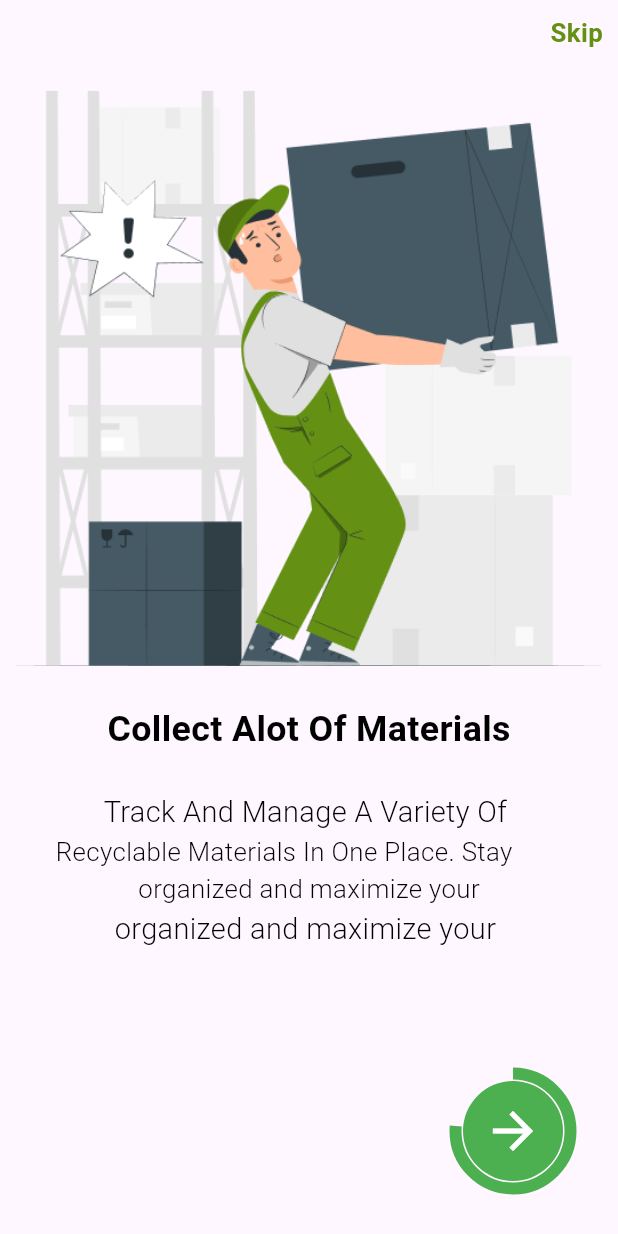
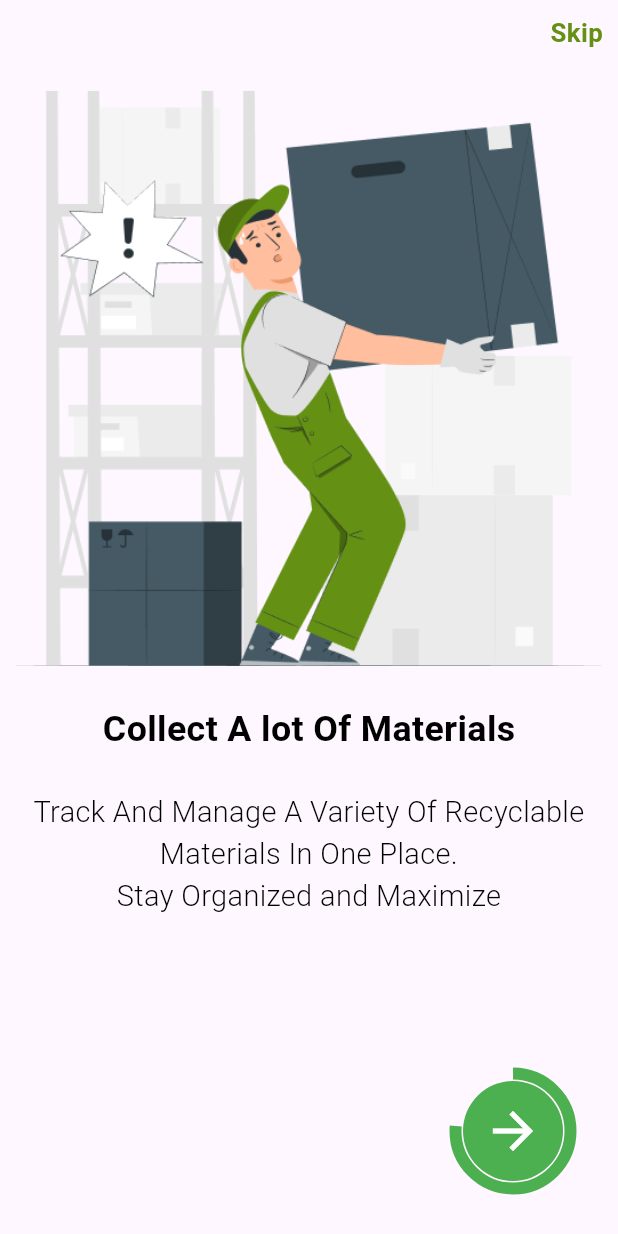
Before and after one commit to reem-walid-said/Recycle, a Flutter app: the OnBourding_3 screen opened by its route, on a phone screen of 412 x 824 dp. Run offline on Flutter 3.47's test engine with Material 3 defaults, Android fonts, the phone set to English and light mode, and no system bars; our stand-ins replace cloud_firestore, conditional_builder_null_safety, device_preview, email_validator, firebase_auth, firebase_core and 5 more; missing offline and left inert: gif, mobile_scanner; accounts and stored records are empty.

```diff
--- a/lib/screens/-----For All Users-----/onbourding/components/onb3.dart
+++ b/lib/screens/-----For All Users-----/onbourding/components/onb3.dart
@@ -54,7 +54,7 @@ class OnBourding_3 extends StatelessWidget {
                     color: Colors.transparent,
                   ),
                   Text(
-                    "Collect Alot Of Materials",
+                    "Collect A lot Of Materials",
                     style: TextStyle(
                         color: Colors.black,
                         fontSize: 20.sp,
@@ -64,48 +64,57 @@ class OnBourding_3 extends StatelessWidget {
                     height: 3.h,
                     color: Colors.transparent,
                   ),
-                  Container(
-                    width: 90.w,
-                    child: Column(
-                      children: [
                   Text(
-                          "Track And Manage A Variety Of ",
+                      "Track And Manage A Variety Of Recyclable Materials In One Place.\nStay Organized and Maximize",
                       style: TextStyle(
                           color: Colors.black,
                           fontSize: 18.sp,
                           fontWeight: FontWeight.w300),
+                      textAlign: TextAlign.center,
+                      maxLines: null,
                   ),
-                        Row(
-                          children: [
-                            VerticalDivider(
-                              width: 4.w,
-                            ),
-                            Text(
-                              "Recyclable Materials In One Place. Stay",
-                              style: TextStyle(
-                                  color: Colors.black,
-                                  fontSize: 17.sp,
-                                  fontWeight: FontWeight.w300),
-                            )
-                          ],
-                        ),
-                        Text(
-                          "organized and maximize your",
-                          style: TextStyle(
-                              color: Colors.black,
-                              fontSize: 17.sp,
-                              fontWeight: FontWeight.w300),
-                        ),
-                        Text(
-                          "organized and maximize your ",
-                          style: TextStyle(
-                              color: Colors.black,
-                              fontSize: 18.sp,
-                              fontWeight: FontWeight.w300),
-                        ),
-                      ],
-                    ),
-                  )
+                  // Container(
+                  //   width: 90.w,
+                  //   child: Column(
+                  //     children: [
+                  //       Text(
+                  //         "",
+                  //         style: TextStyle(
+                  //             color: Colors.black,
+                  //             fontSize: 18.sp,
+                  //             fontWeight: FontWeight.w300),
+                  //       ),
+                  //       Row(
+                  //         children: [
+                  //           VerticalDivider(
+                  //             width: 4.w,
+                  //           ),
+                  //           Text(
+                  //             "",
+                  //             style: TextStyle(
+                  //                 color: Colors.black,
+                  //                 fontSize: 17.sp,
+                  //                 fontWeight: FontWeight.w300),
+                  //           )
+                  //         ],
+                  //       ),
+                  //       Text(
+                  //         "",
+                  //         style: TextStyle(
+                  //             color: Colors.black,
+                  //             fontSize: 17.sp,
+                  //             fontWeight: FontWeight.w300),
+                  //       ),
+                  //       Text(
+                  //         "organized and maximize your ",
+                  //         style: TextStyle(
+                  //             color: Colors.black,
+                  //             fontSize: 18.sp,
+                  //             fontWeight: FontWeight.w300),
+                  //       ),
+                  //     ],
+                  //   ),
+                  // )
                 ],
               ),
             ),
```
Also changed, not shown: lib/screens/-----For All Users-----/onbourding/components/onb1.dart (+52 -43 lines), lib/screens/-----For All Users-----/onbourding/components/onb2.dart (+47 -44 lines), lib/screens/-----For All Users-----/onbourding/components/onb4.dart (+39 -29 lines). Lines whose indentation alone changed are shown as unchanged.
